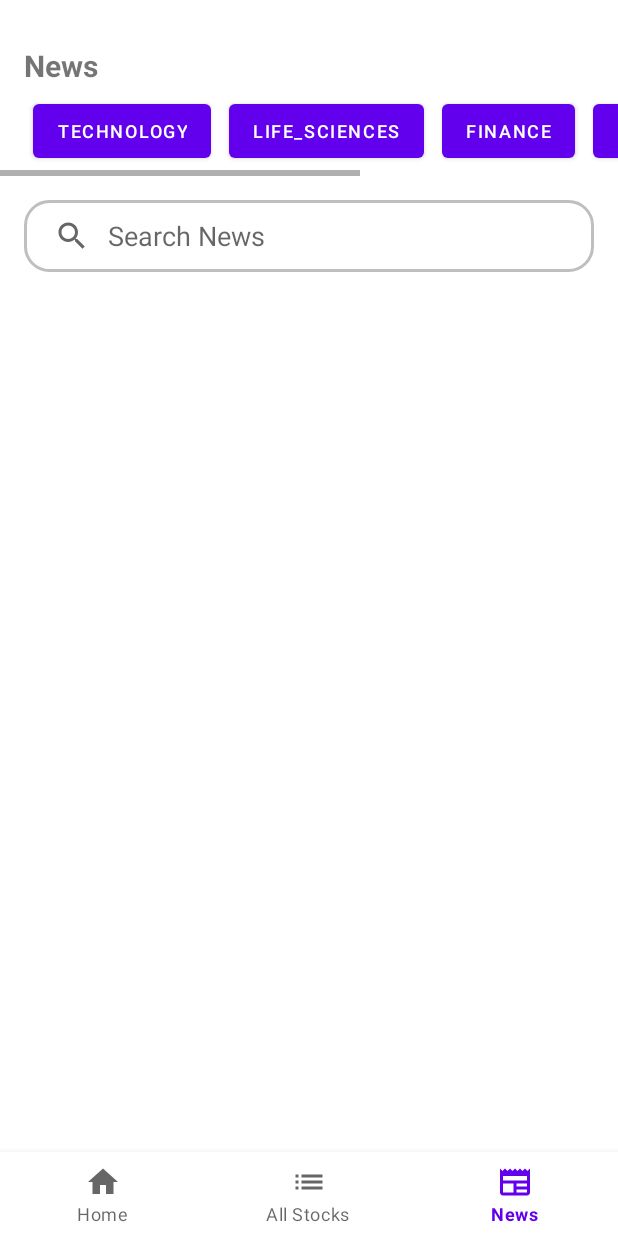
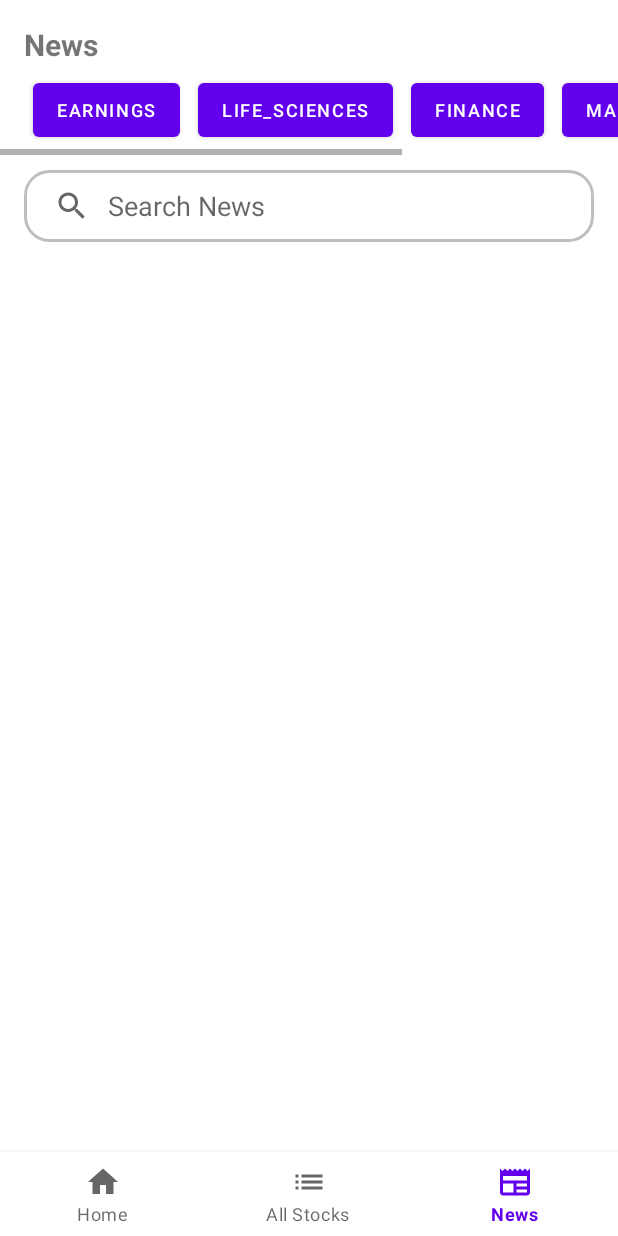
Before and after one commit to ldhuy0001/StockWatch, an Android app: the screen it shows after launch (MainActivity), item 3 of the bottom bar chosen, on a phone screen of 412 x 824 dp. Run offline under Robolectric (Android 15) with nearby library versions, the phone set to English and light mode, and no system bars; our stand-ins replace Firebase (no records; nobody signed in at launch, a user with empty details on screens opened directly); libraries missing offline, so code that uses them is left out: com.firebase.ui, com.opencsv; network calls fail; pictures from the network do not load; 3 statements that could not run were skipped.

Commit message:
Fix bugs

```diff
--- a/app/src/main/java/com/example/stockwatch_assistant/MainViewModel.kt
+++ b/app/src/main/java/com/example/stockwatch_assistant/MainViewModel.kt
@@ -145,6 +145,7 @@ class MainViewModel : ViewModel(){
     fun netGeneralNews() = viewModelScope.launch (
         context = viewModelScope.coroutineContext
                 + Dispatchers.IO) {
+
     stockNewsList = stockNewsRepository.getGeneralNews()
         generalNews.postValue(stockNewsList)
     }
--- a/app/src/main/java/com/example/stockwatch_assistant/NewsAdapter.kt
+++ b/app/src/main/java/com/example/stockwatch_assistant/NewsAdapter.kt
@@ -17,7 +17,7 @@ import com.example.stockwatch_assistant.databinding.NewsRowBinding
 import java.time.Month
 
 class NewsAdapter(private val viewModel: MainViewModel, private val context: Context) :
-    ListAdapter<News, NewsAdapter.ViewHolder>(StockDiff()) {
+    ListAdapter<News, NewsAdapter.ViewHolder>(NewsDiff()) {
 
     private val alphaVantageAPIForJSON = AlphaVantageAPI.createURLForJSON()
     private val newsRepository = NewsRepository(alphaVantageAPIForJSON)
@@ -44,7 +44,6 @@ class NewsAdapter(private val viewModel: MainViewModel, private val context: Con
         val newsBinding = holder.newsBinding
 
         newsBinding.title.text = item.title
-//        newsBinding.author.text = item.authors[0]
         newsBinding.source.text = item.source
 
         var originalTime = item.time_published
@@ -56,17 +55,10 @@ class NewsAdapter(private val viewModel: MainViewModel, private val context: Con
             Month.of(originalTime.substring(4, 6).toInt()).toString().lowercase().capitalize()
         val date = originalTime.substring(6, 8)
 
-        val test = Month.of(12).toString().lowercase().capitalize()
-
-        Log.d("date", "$year $month $date $test")
-
         newsBinding.timePublished.text = "$month $date, $year"
-//        newsBinding.bannerImage
         newsBinding.summary.text = item.summary
 
-        var url = "https://picsum.photos/200/300"
-
-        url = item.banner_image
+        val url = item.banner_image
 
         if (!url.isNullOrEmpty()) {
             Glide.with(context)
@@ -81,7 +73,7 @@ class NewsAdapter(private val viewModel: MainViewModel, private val context: Con
         }
 
         newsBinding.root.setOnClickListener {
-            var intent = Intent(context, OneNews::class.java)
+            val intent = Intent(context, OneNews::class.java)
 
             intent.putExtra("stockNewsURL", item.url)
             intent.putExtra("stockNewsTitle", item.title)
@@ -98,7 +90,7 @@ class NewsAdapter(private val viewModel: MainViewModel, private val context: Con
     }
 
 
-    class StockDiff : DiffUtil.ItemCallback<News>() {
+    class NewsDiff : DiffUtil.ItemCallback<News>() {
         //item identity
         override fun areItemsTheSame(oldItem: News, newItem: News): Boolean {
             return oldItem.hashCode() == newItem.hashCode()
--- a/app/src/main/java/com/example/stockwatch_assistant/OnePost.kt
+++ b/app/src/main/java/com/example/stockwatch_assistant/OnePost.kt
@@ -40,6 +40,8 @@ class OnePost : AppCompatActivity() {
         val stockSymbol: String = intent.getStringExtra("stockSymbol").toString()
         val stockName: String = intent.getStringExtra("stockName").toString()
         Log.d("ck","symbol $stockSymbol")
+
+        onePostBinding.stockRelatedNews.text = "$stockName Related News"
 
 
 //        val dialog = progressDialog(message = "Please wait a bit…", title = "Fetching data")
--- a/app/src/main/res/layout/activity_one_post.xml
+++ b/app/src/main/res/layout/activity_one_post.xml
@@ -360,6 +360,7 @@
             </LinearLayout>
 
             <TextView
+                android:id="@+id/stock_related_news"
                 android:layout_width="match_parent"
                 android:layout_height="wrap_content"
                 android:text="Stock Related News"
--- a/app/src/main/res/layout/fragment_all_stocks.xml
+++ b/app/src/main/res/layout/fragment_all_stocks.xml
@@ -14,7 +14,6 @@
         android:layout_height="match_parent"
         android:orientation="vertical"
         android:weightSum="10"
-        android:padding="10dp"
         >
 
 
--- a/app/src/main/res/layout/fragment_change_name.xml
+++ b/app/src/main/res/layout/fragment_change_name.xml
@@ -37,7 +37,7 @@
             android:id="@+id/addButton"
             android:layout_width="wrap_content"
             android:layout_height="match_parent"
-            app:srcCompat="@drawable/ic_baseline_add"
+            app:srcCompat="@drawable/ic_baseline_check"
             android:layout_weight="1"/>
 
     </LinearLayout>
--- a/app/src/main/res/layout/fragment_news.xml
+++ b/app/src/main/res/layout/fragment_news.xml
@@ -8,7 +8,8 @@
 
     <androidx.constraintlayout.widget.ConstraintLayout
         android:layout_width="match_parent"
-        android:layout_height="match_parent">
+        android:layout_height="match_parent"
+        >
 
 
         <TextView
@@ -18,7 +19,7 @@
             android:text="News"
             android:textStyle="bold"
             android:textSize="20dp"
-            android:layout_marginTop="30dp"
+            android:layout_marginTop="16dp"
             android:layout_marginStart="16dp"
             android:layout_marginEnd="16dp"
             app:layout_constraintTop_toTopOf="parent"
@@ -46,7 +47,7 @@
                     android:layout_height="wrap_content"
                     android:textSize="12sp"
                     android:layout_margin="6dp"
-                    android:text="technology">
+                    android:text="earnings">
 
                 </Button>
 
@@ -86,7 +87,7 @@
                     android:layout_height="wrap_content"
                     android:textSize="12sp"
                     android:layout_margin="6dp"
-                    android:text="economy_macro">
+                    android:text="economy">
                 </Button>
         </LinearLayout>
 
@@ -100,7 +101,7 @@
             android:id="@+id/search_bar"
             android:queryHint="Search for a menu item"
             app:iconifiedByDefault="false"
-            android:layout_marginTop="16dp"
+            android:layout_marginTop="10dp"
             android:layout_marginStart="16dp"
             android:layout_marginEnd="16dp"
             android:background="@drawable/searchview_background"
```
Also changed, not shown: app/src/main/java/com/example/stockwatch_assistant/NewsFragment.kt (+8 -7 lines), app/src/main/java/com/example/stockwatch_assistant/StockRowAdapter.kt (+1 -43 lines), app/src/main/java/com/example/stockwatch_assistant/alphaVantageAPI/News.kt (+8 -8 lines), app/src/main/res/layout/fragment_home.xml (+14 -4 lines).
